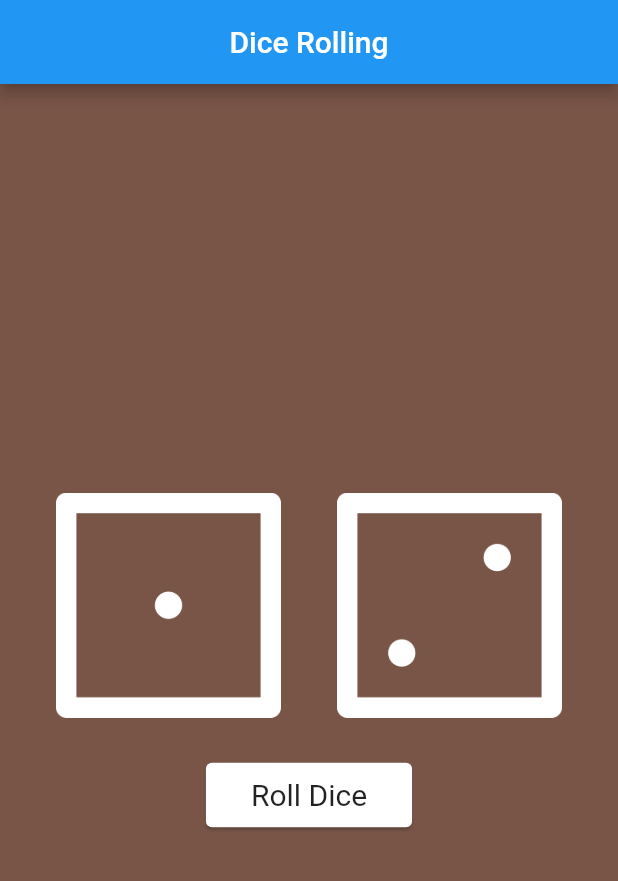
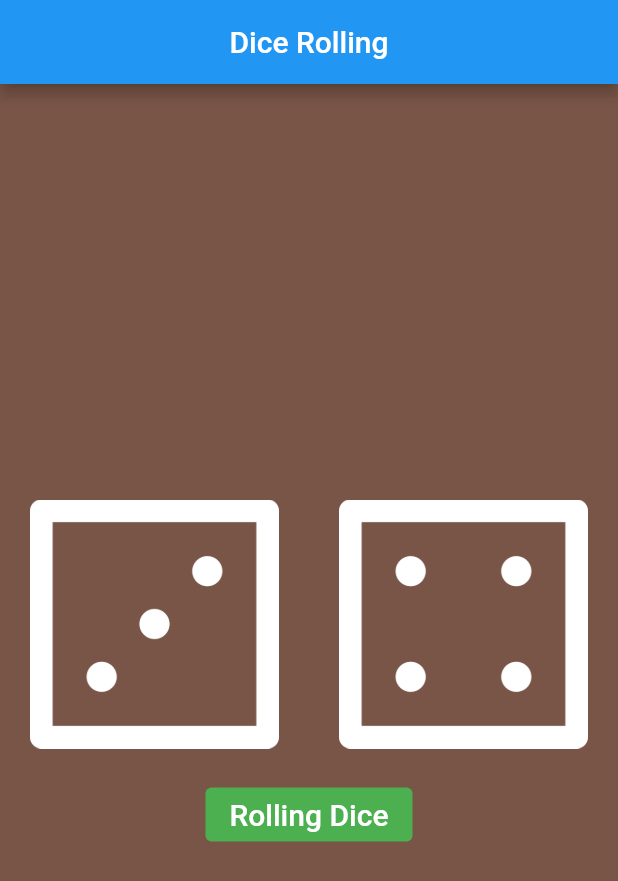
Before and after one commit to rokydas/dice-flutter, a Flutter app: the screen it shows after launch, on a phone screen of 412 x 824 dp. Shown: the top 881 px of the screen. Run offline on Flutter 3.47's test engine with Material 2 defaults, Android fonts, the phone set to English and light mode, and no system bars.

Commit message:
some design added

```diff
--- a/lib/main.dart
+++ b/lib/main.dart
@@ -22,26 +22,43 @@ class MyApp extends StatelessWidget {
               children: [
                 Row(
                   mainAxisAlignment: MainAxisAlignment.spaceEvenly,
-                  children: [
-                    Container(
-                        width: 150,
-                        child: Image(image: AssetImage('images/dice1.png'))),
-                    Container(
-                        width: 150,
-                        child: Image(image: AssetImage('images/dice2.png')))
+                  children: <Widget>[
+                    Expanded(
+                        child: Padding(
+                          padding: EdgeInsets.all(20),
+                          child: Image.asset('images/dice3.png'),
+                        )
+                    ),
+                    Expanded(
+                        child: Padding(
+                          padding: EdgeInsets.all(20),
+                          child: Image.asset('images/dice4.png'),
+                        )
+                    ),
                   ],
                 ),
-                Card(
-                  margin: EdgeInsets.only(top: 30),
-                  child: Padding(
-                    padding: EdgeInsets.symmetric(vertical: 10, horizontal: 30),
+                // Card(
+                //     margin: EdgeInsets.only(top: 30),
+                //     child: Padding(
+                //       padding:
+                //           EdgeInsets.symmetric(vertical: 10, horizontal: 30),
+                //       child: Text(
+                //         'Roll Dice',
+                //         style: TextStyle(fontSize: 20),
+                //       ),
+                //     ))
+                ElevatedButton(
                     child: Text(
-                      'Roll Dice',
-                      style: TextStyle(
-                        fontSize: 20
-                      ),
+                        'Rolling Dice',
+                        style: TextStyle(
+                          fontSize: 20,
+                          color: Colors.white,
+                        ),
+
                     ),
-                  )
+                    style: ButtonStyle(
+                        backgroundColor: MaterialStateProperty.all<Color>(Colors.green)
+                    ),
                 )
               ],
             )),
```
